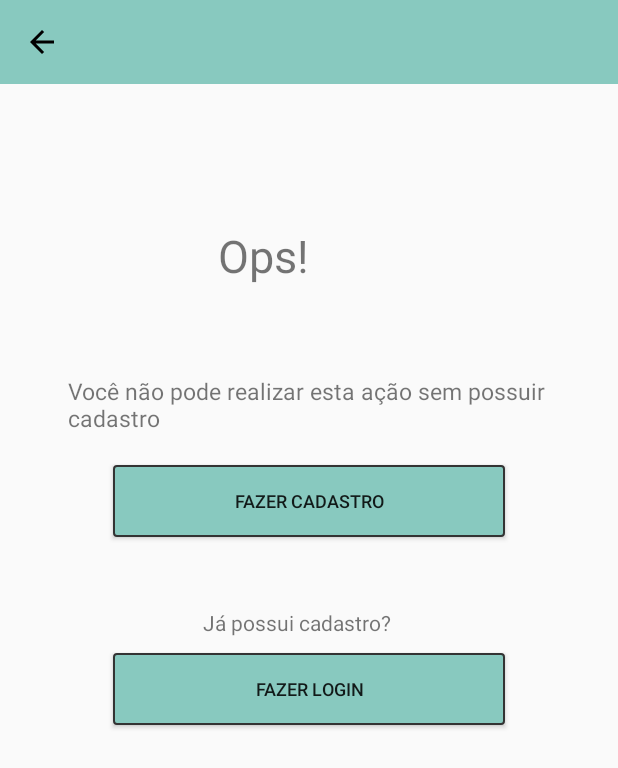
After one commit to AndreSouto/DesApp, an Android app: the layout activity_cadastro_pessoal.xml on its own in the app's theme, with its tools: preview values and no code run, on a phone screen of 412 x 824 dp. The commit adds this screen. Shown: the top 768 px of the screen. Run offline under Robolectric (Android 15) with nearby library versions, the phone set to English and light mode, and no system bars.

Commit message:
novas telas adicionadas+ alguns layouts

```diff
--- a/Meau/app/src/main/AndroidManifest.xml
+++ b/Meau/app/src/main/AndroidManifest.xml
@@ -9,7 +9,9 @@
         android:roundIcon="@mipmap/ic_launcher_round"
         android:supportsRtl="true"
         android:theme="@style/AppTheme">
-        <activity android:name=".IntroActivity"></activity>
+        <activity android:name=".LoginPessoal"></activity>
+        <activity android:name=".CadastroPessoal" />
+        <activity android:name=".IntroActivity" />
         <activity android:name=".MainActivity">
             <intent-filter>
                 <action android:name="android.intent.action.MAIN" />
--- a/Meau/app/src/main/java/com/example/meau/IntroActivity.java
+++ b/Meau/app/src/main/java/com/example/meau/IntroActivity.java
@@ -9,6 +9,12 @@ import android.widget.Button;
 public class IntroActivity extends AppCompatActivity {
 
     Button menu,adotar,ajudar,cadastrar,login;
+
+    public void CadastroPessoalScreen(View view){
+        Intent intent = new Intent(this,CadastroPessoal.class);
+        startActivity(intent);
+        finish();
+    }
 
     @Override
     protected void onCreate(Bundle savedInstanceState) {
--- /dev/null
+++ b/Meau/app/src/main/res/drawable/btnp.xml
@@ -0,0 +1,11 @@
+<?xml version="1.0" encoding="utf-8"?>
+<shape xmlns:android="http://schemas.android.com/apk/res/android"
+    android:shape="rectangle">
+    <!--gradient android:startColor="@color/LightestGreen"
+        android:centerColor="@color/LightestGreen"
+        android:endColor="@color/LightestGreen"
+        android:angle="270" /-->
+    <solid android:color="@color/LightestGreen"/>
+    <corners android:radius="2dp" />
+    <stroke android:width="2px" android:color="#333" />
+</shape>
--- /dev/null
+++ b/Meau/app/src/main/res/drawable/ic_arrow_back.xml
@@ -0,0 +1,9 @@
+<vector xmlns:android="http://schemas.android.com/apk/res/android"
+        android:width="24dp"
+        android:height="24dp"
+        android:viewportWidth="24.0"
+        android:viewportHeight="24.0">
+    <path
+        android:fillColor="#FF000000"
+        android:pathData="M20,11H7.83l5.59,-5.59L12,4l-8,8 8,8 1.41,-1.41L7.83,13H20v-2z"/>
+</vector>
--- /dev/null
+++ b/Meau/app/src/main/res/layout-v16/activity_cadastro_pessoal.xml
@@ -0,0 +1,13 @@
+<?xml version="1.0" encoding="utf-8"?>
+<RelativeLayout xmlns:android="http://schemas.android.com/apk/res/android"
+    xmlns:app="http://schemas.android.com/apk/res-auto"
+    xmlns:tools="http://schemas.android.com/tools"
+    android:layout_width="match_parent"
+    android:layout_height="match_parent"
+    tools:context=".CadastroPessoal">
+
+    <include
+        android:id="@+id/toolbar"
+        layout="@layout/toolbar"/>
+
+</RelativeLayout>
--- /dev/null
+++ b/Meau/app/src/main/res/layout/activity_cadastro_pessoal.xml
@@ -0,0 +1,60 @@
+<?xml version="1.0" encoding="utf-8"?>
+<RelativeLayout xmlns:android="http://schemas.android.com/apk/res/android"
+    xmlns:app="http://schemas.android.com/apk/res-auto"
+    xmlns:tools="http://schemas.android.com/tools"
+    android:layout_width="match_parent"
+    android:layout_height="match_parent"
+    android:background="@color/background1"
+    tools:context=".CadastroPessoal">
+
+    <include
+        android:id="@+id/toolbar"
+        layout="@layout/toolbar"/>
+
+    <TextView
+        android:id="@+id/warning"
+        android:layout_width="wrap_content"
+        android:layout_height="wrap_content"
+        android:layout_marginTop="150dp"
+        android:layout_marginLeft="145dp"
+        android:text="Ops!"
+        android:textSize="30dp"/>
+
+    <Button
+        android:id="@+id/loginpessoal"
+        android:layout_width="261dp"
+        android:layout_height="wrap_content"
+        android:layout_marginLeft="75dip"
+        android:layout_marginTop="435dip"
+        android:background="@drawable/btnp"
+        android:text="FAZER LOGIN"
+        android:textSize="12dp" />
+
+    <Button
+        android:id="@+id/cadastrpessoal"
+        android:layout_width="261dp"
+        android:layout_height="wrap_content"
+        android:layout_marginLeft="75dip"
+        android:layout_marginTop="310dip"
+        android:background="@drawable/btnp"
+        android:text="FAZER CADASTRO"
+        android:textSize="12dp" />
+
+    <TextView
+        android:id="@+id/wmessage"
+        android:layout_width="wrap_content"
+        android:layout_height="wrap_content"
+        android:layout_marginTop="250dp"
+        android:layout_marginLeft="45dp"
+        android:textSize="7pt"
+        android:text="Você não pode realizar esta ação sem possuir cadastro" />
+
+    <TextView
+        android:id="@+id/wasking"
+        android:layout_width="wrap_content"
+        android:layout_height="wrap_content"
+        android:layout_marginTop="405dp"
+        android:layout_marginLeft="135dp"
+        android:text="Já possui cadastro?" />
+
+</RelativeLayout>
--- /dev/null
+++ b/Meau/app/src/main/res/layout/toolbar.xml
@@ -0,0 +1,27 @@
+<?xml version="1.0" encoding="utf-8"?>
+<android.support.v7.widget.Toolbar xmlns:android="http://schemas.android.com/apk/res/android"
+    android:layout_width="match_parent"
+    android:layout_height="wrap_content"
+    android:background="@color/LightestGreen"
+    android:theme="@style/ThemeOverlay.AppCompat.Dark.ActionBar"
+    >
+
+    <ImageButton
+        android:layout_width="wrap_content"
+        android:layout_height="wrap_content"
+        android:layout_marginRight="16dp"
+        android:layout_marginLeft="16dp"
+        android:layout_marginBottom="16dp"
+        android:layout_marginTop="16dp"
+        android:background="@drawable/ic_arrow_back"
+        android:layout_weight="5"/>
+
+    <TextView
+        android:layout_width="wrap_content"
+        android:layout_height="wrap_content"
+        android:id="@+id/Topintitle"
+        android:textSize="10pt"
+        android:textColor="@color/fontColor1"
+        android:layout_weight="1"/>
+
+</android.support.v7.widget.Toolbar>
--- a/Meau/app/src/main/res/values/colors.xml
+++ b/Meau/app/src/main/res/values/colors.xml
@@ -1,6 +1,12 @@
 <?xml version="1.0" encoding="utf-8"?>
 <resources>
     <color name="colorPrimary">#008577</color>
+    <color name="LightGreen">#589b9b</color>
+    <color name="LightestGreen">#88c9bf</color>
+    <color name="fontColor1">#434343</color>
+    <color name="fontColor2">#88c9bf</color>
+    <color name="fontColor3">#757575</color>
     <color name="colorPrimaryDark">#00574B</color>
     <color name="colorAccent">#D81B60</color>
+    <color name="background1">#fafafa</color>
 </resources>
```
Also changed, not shown: Meau/app/src/main/java/com/example/meau/CadastroPessoal.java (added, +30 -0 lines), Meau/app/src/main/java/com/example/meau/LoginPessoal.java (added, +13 -0 lines), Meau/app/src/main/java/com/example/meau/MainActivity.java (+8 -5 lines), Meau/app/src/main/res/layout/activity_login_pessoal.xml (added, +59 -0 lines), Meau/app/src/main/res/drawable/cadastropessoal.png (added), Meau/app/src/main/res/drawable/layoutPessoal.png (added).
